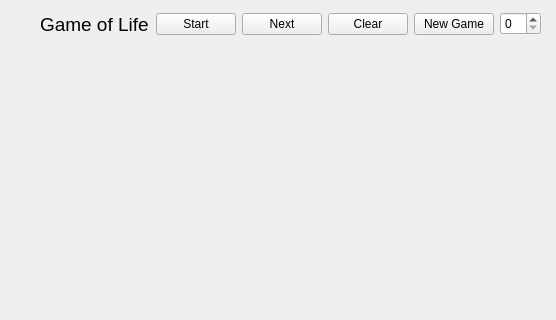
Before: the Qt Designer form GameOfLife/mainwindow.ui in roosaaR/GameOfLife, drawn with Qt 5; both pictures show x 0 to 556 and y 0 to 320 of the 556 by 565 pixel window.
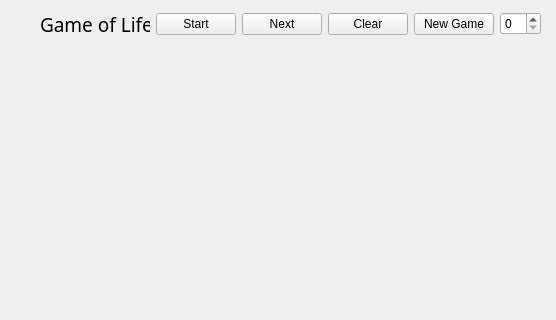
After: the same form once the commit is applied.

Diff of the .ui file:
```diff
--- a/GameOfLife/mainwindow.ui
+++ b/GameOfLife/mainwindow.ui
@@ -52,13 +52,12 @@
       <widget class="QLabel" name="label">
        <property name="font">
         <font>
+         <family>Impact</family>
          <pointsize>14</pointsize>
-         <italic>false</italic>
-         <bold>false</bold>
         </font>
        </property>
        <property name="text">
-        <string>Game of Life    </string>
+        <string>Game of Life  </string>
        </property>
       </widget>
      </item>
```
